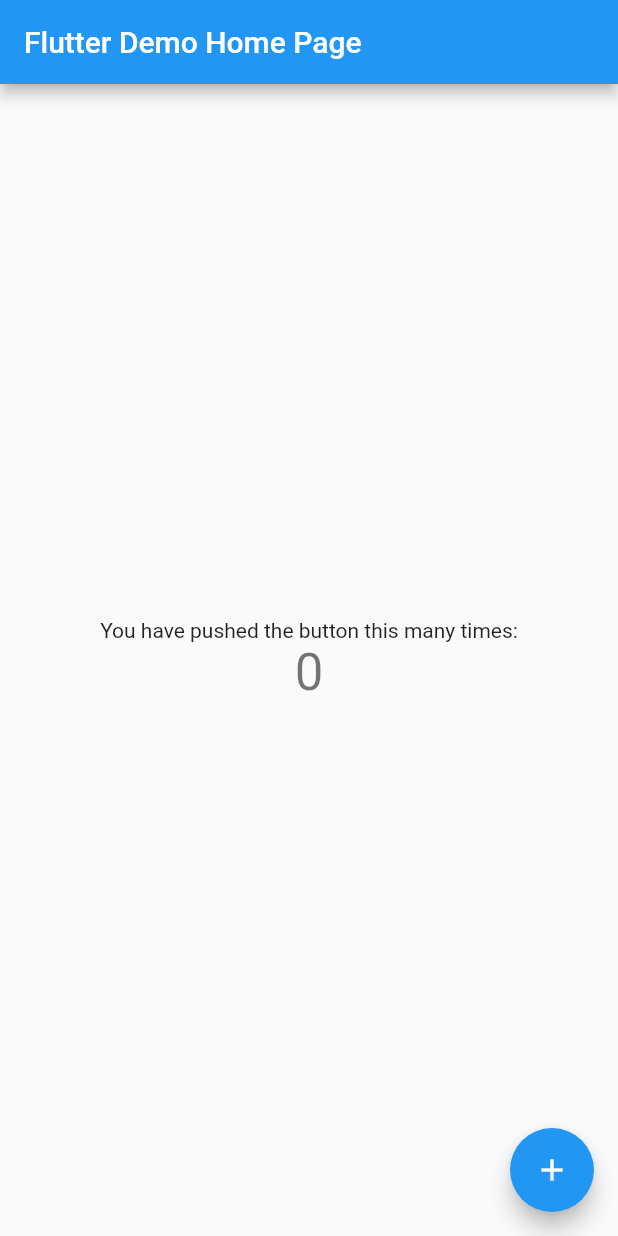
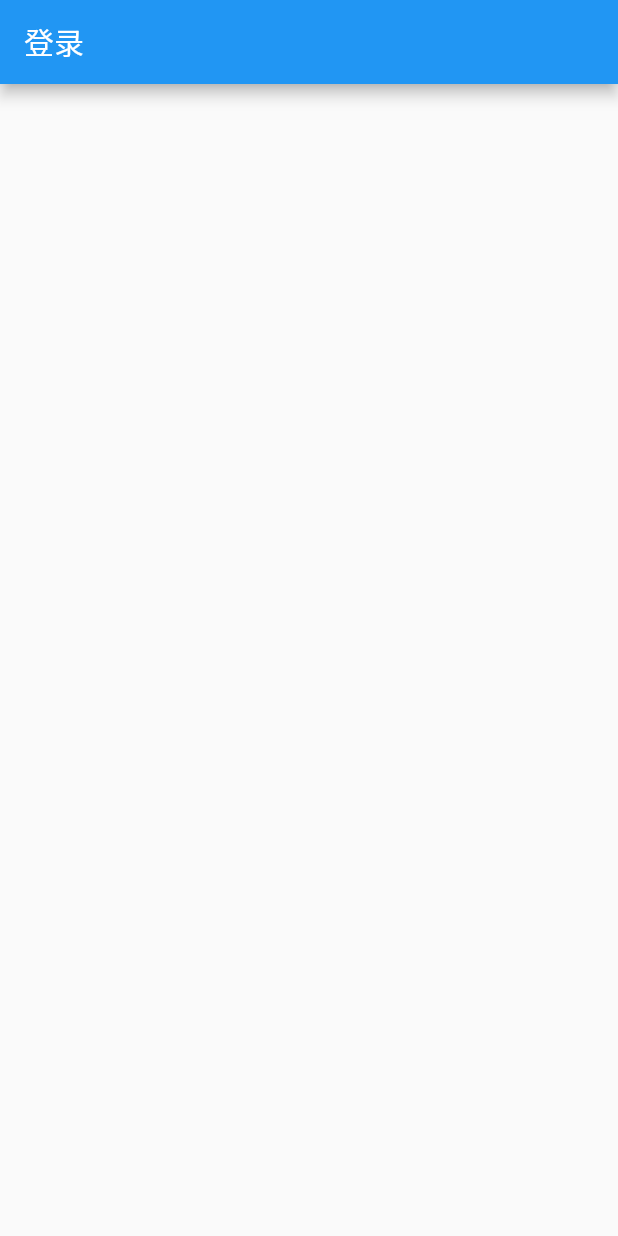
Before and after one commit to jonas-fate/flutter_learn, a Flutter app: the screen it shows after launch, on a phone screen of 412 x 824 dp. Run offline on Flutter 3.47's test engine with Material 2 defaults, Android fonts, the phone set to English and light mode, and no system bars; our stand-ins replace dio, flutter_easyloading.

Commit message:
2021.10.25 first

```diff
--- a/lib/main.dart
+++ b/lib/main.dart
@@ -1,4 +1,6 @@
 import 'package:flutter/material.dart';
+import 'package:flutter_learn/global/global.dart';
+import 'package:flutter_learn/routes/route.dart';
 
 void main() {
   runApp(MyApp());
@@ -9,105 +11,12 @@ class MyApp extends StatelessWidget {
   @override
   Widget build(BuildContext context) {
     return MaterialApp(
+      debugShowCheckedModeBanner: false,
       title: 'Flutter Demo',
       theme: ThemeData(
-        // This is the theme of your application.
-        //
-        // Try running your application with "flutter run". You'll see the
-        // application has a blue toolbar. Then, without quitting the app, try
-        // changing the primarySwatch below to Colors.green and then invoke
-        // "hot reload" (press "r" in the console where you ran "flutter run",
-        // or simply save your changes to "hot reload" in a Flutter IDE).
-        // Notice that the counter didn't reset back to zero; the application
-        // is not restarted.
         primarySwatch: Colors.blue,
       ),
-      home: MyHomePage(title: 'Flutter Demo Home Page'),
+      routes: routes,
     );
   }
 }
-
-class MyHomePage extends StatefulWidget {
-  MyHomePage({Key? key, required this.title}) : super(key: key);
-
-  // This widget is the home page of your application. It is stateful, meaning
-  // that it has a State object (defined below) that contains fields that affect
-  // how it looks.
-
-  // This class is the configuration for the state. It holds the values (in this
-  // case the title) provided by the parent (in this case the App widget) and
-  // used by the build method of the State. Fields in a Widget subclass are
-  // always marked "final".
-
-  final String title;
-
-  @override
-  _MyHomePageState createState() => _MyHomePageState();
-}
-
-class _MyHomePageState extends State<MyHomePage> {
-  int _counter = 0;
-
-  void _incrementCounter() {
-    setState(() {
-      // This call to setState tells the Flutter framework that something has
-      // changed in this State, which causes it to rerun the build method below
-      // so that the display can reflect the updated values. If we changed
-      // _counter without calling setState(), then the build method would not be
-      // called again, and so nothing would appear to happen.
-      _counter++;
-    });
-  }
-
-  @override
-  Widget build(BuildContext context) {
-    // This method is rerun every time setState is called, for instance as done
-    // by the _incrementCounter method above.
-    //
-    // The Flutter framework has been optimized to make rerunning build methods
-    // fast, so that you can just rebuild anything that needs updating rather
-    // than having to individually change instances of widgets.
-    return Scaffold(
-      appBar: AppBar(
-        // Here we take the value from the MyHomePage object that was created by
-        // the App.build method, and use it to set our appbar title.
-        title: Text(widget.title),
-      ),
-      body: Center(
-        // Center is a layout widget. It takes a single child and positions it
-        // in the middle of the parent.
-        child: Column(
-          // Column is also a layout widget. It takes a list of children and
-          // arranges them vertically. By default, it sizes itself to fit its
-          // children horizontally, and tries to be as tall as its parent.
-          //
-          // Invoke "debug painting" (press "p" in the console, choose the
-          // "Toggle Debug Paint" action from the Flutter Inspector in Android
-          // Studio, or the "Toggle Debug Paint" command in Visual Studio Code)
-          // to see the wireframe for each widget.
-          //
-          // Column has various properties to control how it sizes itself and
-          // how it positions its children. Here we use mainAxisAlignment to
-          // center the children vertically; the main axis here is the vertical
-          // axis because Columns are vertical (the cross axis would be
-          // horizontal).
-          mainAxisAlignment: MainAxisAlignment.center,
-          children: <Widget>[
-            Text(
-              'You have pushed the button this many times:',
-            ),
-            Text(
-              '$_counter',
-              style: Theme.of(context).textTheme.headline4,
-            ),
-          ],
-        ),
-      ),
-      floatingActionButton: FloatingActionButton(
-        onPressed: _incrementCounter,
-        tooltip: 'Increment',
-        child: Icon(Icons.add),
-      ), // This trailing comma makes auto-formatting nicer for build methods.
-    );
-  }
-}
--- /dev/null
+++ b/lib/routes/route.dart
@@ -0,0 +1,6 @@
+import 'package:flutter/material.dart';
+import 'package:flutter_learn/view/login_view.dart';
+
+Map<String, WidgetBuilder> routes = {
+  "/": (BuildContext context) => LoginView(),
+};
--- /dev/null
+++ b/lib/view/login_view.dart
@@ -0,0 +1,19 @@
+import 'package:flutter/material.dart';
+
+class LoginView extends StatefulWidget {
+  LoginView({Key? key}) : super(key: key);
+
+  @override
+  _LoginViewState createState() => _LoginViewState();
+}
+
+class _LoginViewState extends State<LoginView> {
+  @override
+  Widget build(BuildContext context) {
+    return Scaffold(
+      appBar: AppBar(
+        title: Text("登录"),
+      ),
+    );
+  }
+}
```
